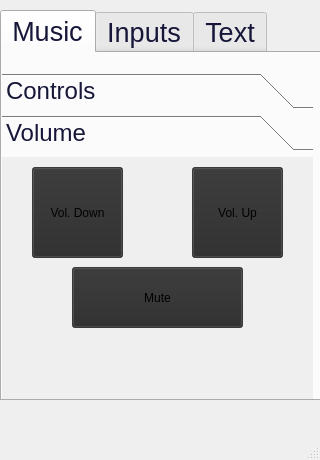
Above: form.ui from jkeller52/pigui before the change. Below: the same form after it.
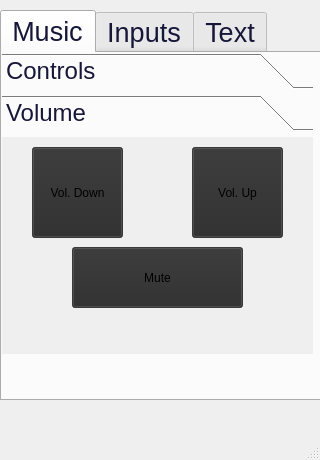
That is the form after the change. The open tabs and pages were chosen to show the change. Icons and pictures are not drawn.

Diff of the .ui file:
```diff
--- a/form.ui
+++ b/form.ui
@@ -68,9 +68,9 @@
       <property name="geometry">
        <rect>
         <x>0</x>
-        <y>20</y>
+        <y>0</y>
         <width>311</width>
-        <height>331</height>
+        <height>301</height>
        </rect>
       </property>
       <property name="font">
@@ -199,7 +199,7 @@
          <x>0</x>
          <y>0</y>
          <width>311</width>
-         <height>251</height>
+         <height>221</height>
         </rect>
        </property>
        <attribute name="label">
```
Left out of the diff: 12 changed lines with no effect on the pictures.
